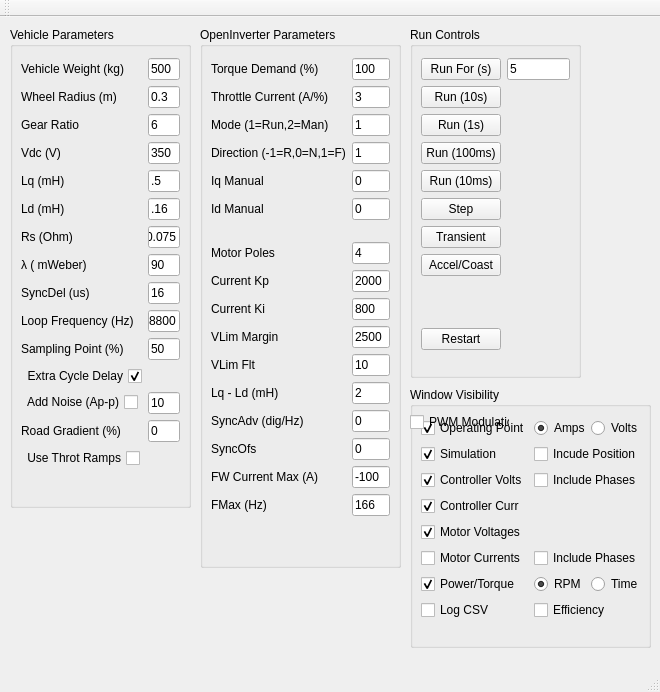
Before: the Qt Designer form IPMMotorSim/mainwindow.ui in skrubis/IPMMotorSim-PWM, drawn with Qt 5.
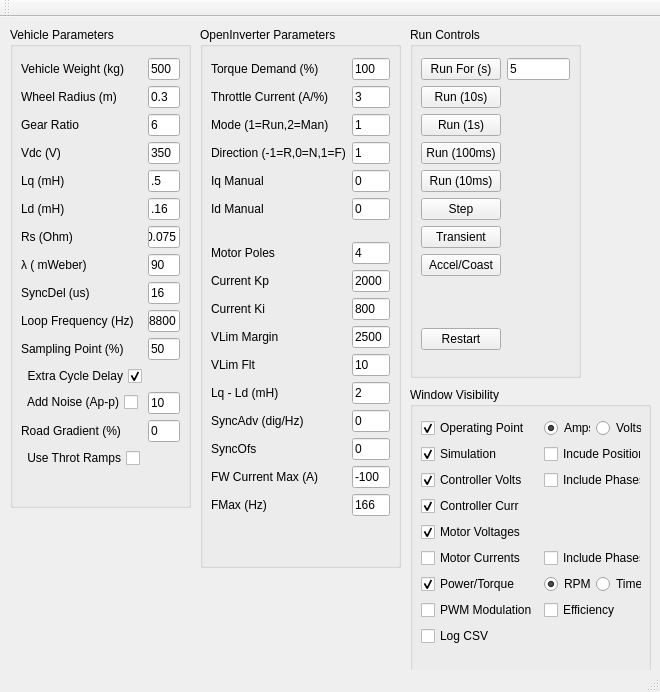
After: the same form once the commit is applied.

Commit message: Add PWM duty min/max and fix UI checkbox layout

```diff
--- a/IPMMotorSim/mainwindow.ui
+++ b/IPMMotorSim/mainwindow.ui
@@ -722,7 +722,7 @@
       <x>410</x>
       <y>370</y>
       <width>241</width>
-      <height>261</height>
+      <height>290</height>
      </rect>
     </property>
     <property name="title">
@@ -734,7 +734,7 @@
        <x>0</x>
        <y>20</y>
        <width>242</width>
-       <height>241</height>
+      <height>270</height>
       </rect>
      </property>
      <layout class="QFormLayout" name="formLayout_3">
@@ -853,7 +853,7 @@
         </item>
        </layout>
       </item>
-      <item row="8" column="0">
+      <item row="9" column="0">
        <widget class="QCheckBox" name="cb_LogCsv">
         <property name="text">
          <string>Log CSV</string>
```
Lines whose indentation alone changed are shown as unchanged. The commit also changes 1 other file.
